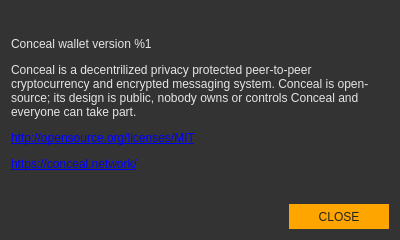
First picture: the form in src/gui/ui/aboutdialog.ui, repository ConcealNetwork/conceal-desktop, before the edit.
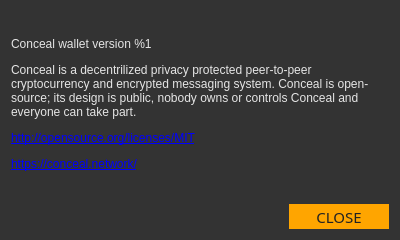
Second picture: the form after the edit.

Patch:
```diff
--- a/src/gui/ui/aboutdialog.ui
+++ b/src/gui/ui/aboutdialog.ui
@@ -86,6 +86,12 @@
          <height>25</height>
         </size>
        </property>
+       <property name="font">
+        <font>
+         <family>Oswald</family>
+         <pointsize>11</pointsize>
+        </font>
+       </property>
        <property name="styleSheet">
         <string notr="true">color: #222; border-radius: 0px; border: 0px solid; background-color: orange;</string>
        </property>
```
